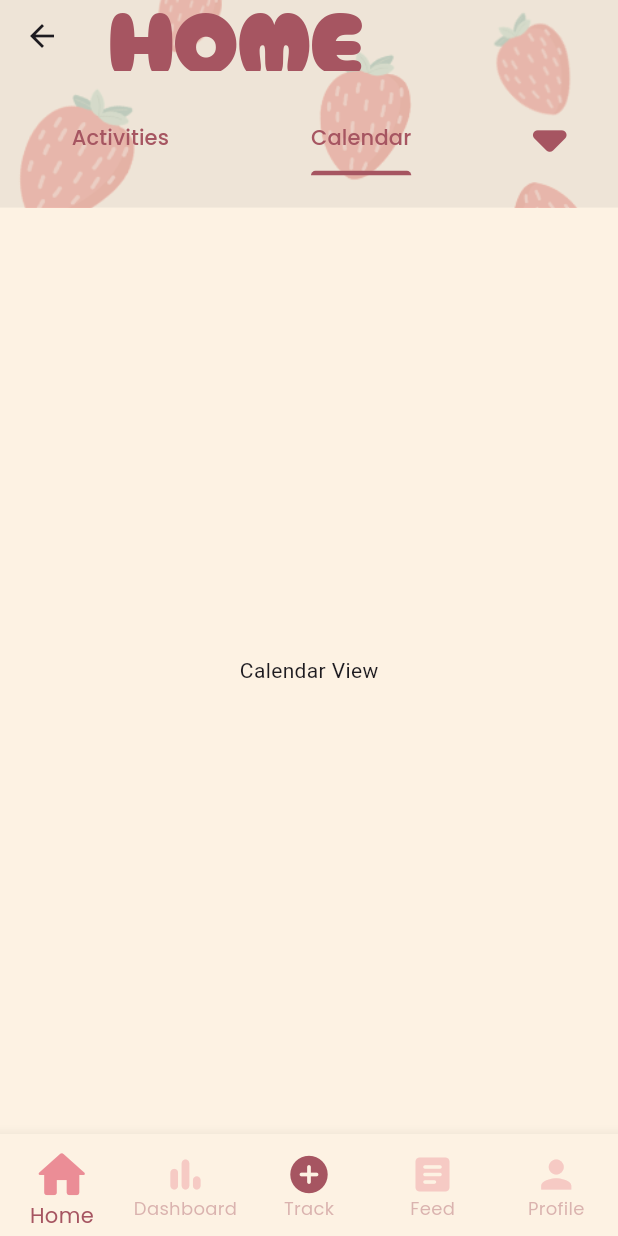
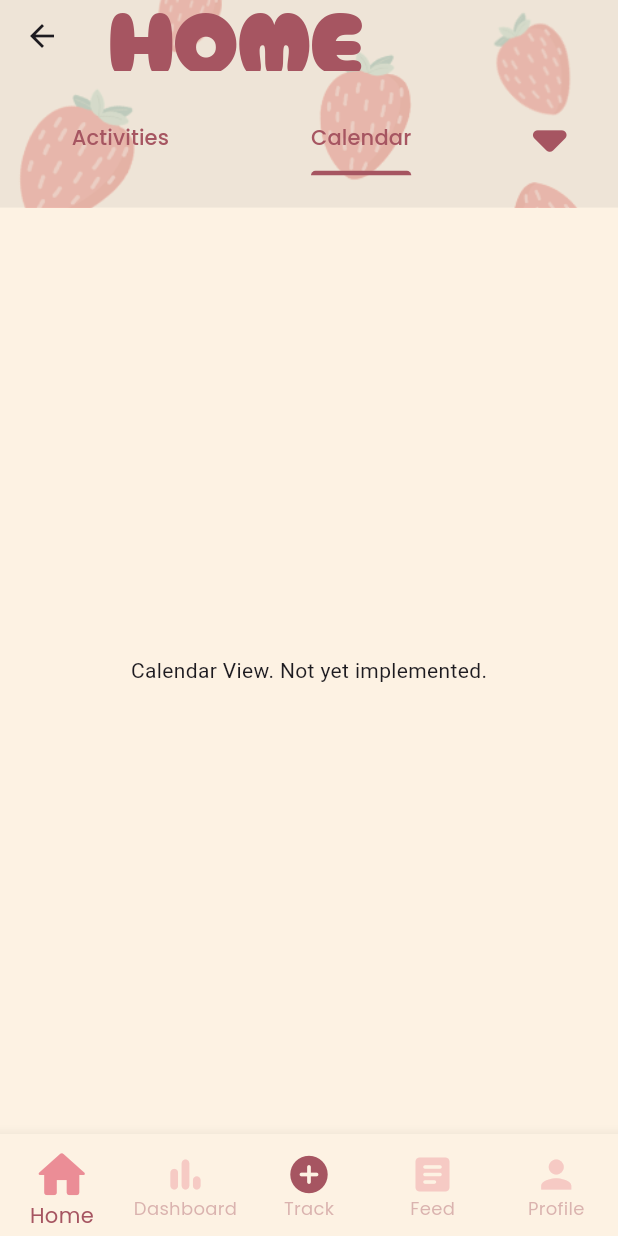
Before and after one commit to hu-jx/munchies, a Flutter app: the Homepage screen opened by its route, tab 2 chosen, on a phone screen of 412 x 824 dp. Run offline on Flutter 3.47's test engine with Material 3 defaults, Android fonts, the phone set to English and light mode, and no system bars; our stand-ins replace google_fonts.

Commit message:
feat(activities view): add sample record widget to activities view & minor changes to screen text for unimplemented pages

```diff
--- a/frontend_munchies/lib/screens/main_screen.dart
+++ b/frontend_munchies/lib/screens/main_screen.dart
@@ -20,10 +20,10 @@ class _HomepageState extends State<Homepage> {
 
   final List<Widget> _viewOptions = [
     HomePageView(),
-    const Center(child: Text('Dashboard')),
-    const Center(child: Text('Track')),
-    const Center(child: Text('Feed')),
-    const Center(child: Text('Profile'))
+    const Center(child: Text('Dashboard. Not yet implemented.')),
+    const Center(child: Text('Track. Not yet implemented.')),
+    const Center(child: Text('Feed. Not yet implemented.')),
+    const Center(child: Text('Profile. Not yet implemented.'))
   ];
 
   @override
--- a/frontend_munchies/lib/screens/viewOptions_tabBar/calendar.dart
+++ b/frontend_munchies/lib/screens/viewOptions_tabBar/calendar.dart
@@ -15,7 +15,7 @@ class CalendarView extends StatelessWidget {
               width: width,
               height: height * 0.85 - 92.0,
               color: Colours.lightBeige,
-              child: Text("Calendar View"),
+              child: Text("Calendar View. Not yet implemented."),
             );
   }
 }
```
Also changed, not shown: frontend_munchies/lib/screens/viewOptions_tabBar/activities.dart (+18 -2 lines), frontend_munchies/lib/widgets/record_card.dart (added, +48 -0 lines).
